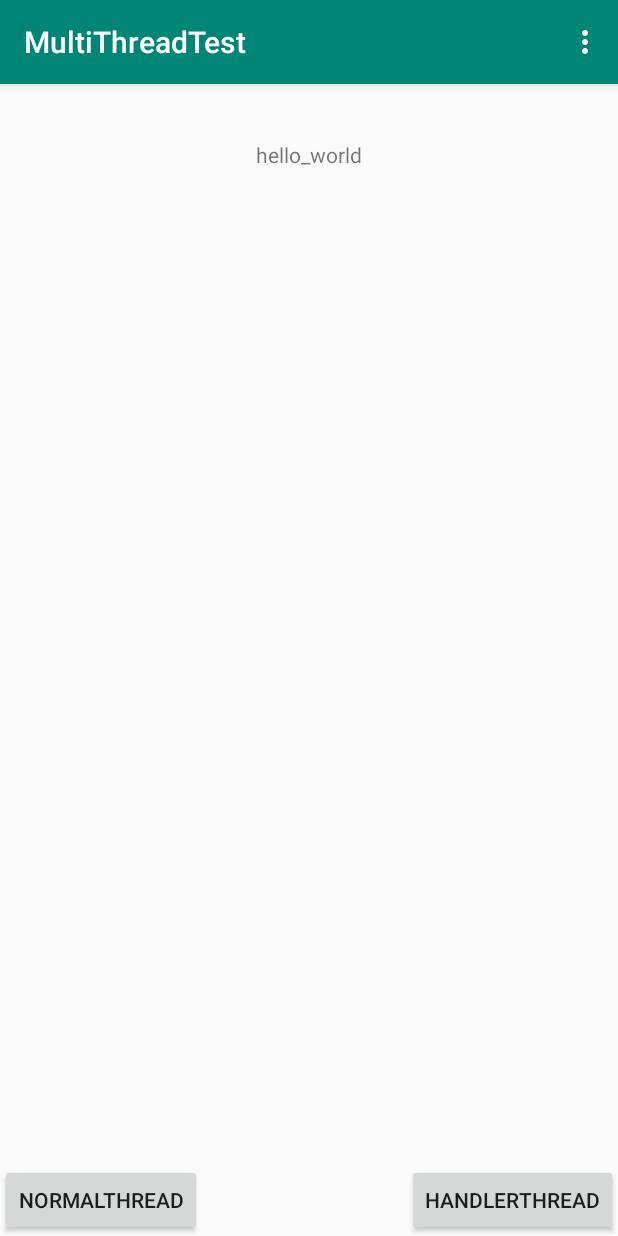
After one commit to jiacy/AndroidMultiThread, an Android app: the ThreadHandlerActivity screen opened directly, with no data from a screen before it, on a phone screen of 412 x 824 dp. The commit adds this screen. Run offline under Robolectric (Android 15) with nearby library versions, the phone set to English and light mode, and no system bars.

Commit message:
handlerThread activity

```diff
--- a/app/src/main/AndroidManifest.xml
+++ b/app/src/main/AndroidManifest.xml
@@ -18,6 +18,8 @@
 
         <activity android:name=".AsyncTaskActivity"
             android:screenOrientation="portrait"></activity>
+        <activity android:name=".ThreadHandlerActivity"
+            android:screenOrientation="portrait"></activity>
     </application>
 
 </manifest>
--- a/app/src/main/java/com/example/jiacy/multithreadtest/MainActivity.java
+++ b/app/src/main/java/com/example/jiacy/multithreadtest/MainActivity.java
@@ -31,7 +31,7 @@ public class MainActivity extends AppCompatActivity {
         handlerbutton.setOnClickListener(new View.OnClickListener() {
             @Override
             public void onClick(View v) {
-                Intent intent = new Intent(MainActivity.this, AsyncTaskActivity.class);
+                Intent intent = new Intent(MainActivity.this, ThreadHandlerActivity.class);
                 startActivity(intent);
             }
         });
--- /dev/null
+++ b/app/src/main/java/com/example/jiacy/multithreadtest/ThreadHandlerActivity.java
@@ -0,0 +1,124 @@
+package com.example.jiacy.multithreadtest;
+
+import android.os.Bundle;
+import android.support.v7.app.AppCompatActivity;
+import android.os.Handler;
+import android.os.HandlerThread;
+import android.os.Message;
+import android.os.Looper;
+import android.util.Log;
+import android.view.View;
+import android.view.Menu;
+
+public class ThreadHandlerActivity extends AppCompatActivity {
+
+    private Handler superHandler;
+    private Handler normalHandler;
+
+    @Override
+    protected void onCreate(Bundle saveInstanceState) {
+        super.onCreate(saveInstanceState);
+        setContentView(R.layout.handler_thread);
+
+        NormalThread normalThread = new NormalThread();
+        normalThread.start();
+
+        HandlerThread handlerThread = new HandlerThread("leochin.com");
+        handlerThread.start();
+
+        /*
+         * 将handlerThread中创建的looper传递给Handler。
+         *
+         * 也就意味着该Handler收到Message后，程序在HandlerThread创建的线程中运行
+         *
+         */
+        superHandler = new Handler(handlerThread.getLooper()){
+
+            @Override
+            public void handleMessage(Message msg) {
+                // TODO Auto-generated method stub
+                super.handleMessage(msg);
+
+                int what = msg.what;
+
+                if(what == 2){
+                    Log.d("wenhao",Thread.currentThread().getName()+" HandlerThread is OK");
+                }
+            }
+        };
+    }
+
+    /**
+     *
+     * 普通线程
+     *
+     */
+    class NormalThread extends Thread{
+
+        @Override
+        public void run() {
+            // TODO Auto-generated method stub
+
+            Looper.prepare();
+
+            normalHandler = new Handler(){
+
+                @Override
+                public void handleMessage(Message msg) {
+                    // TODO Auto-generated method stub
+                    super.handleMessage(msg);
+
+                    int what = msg.what;
+
+                    if(what == 1){
+                        Log.d("wenhao",Thread.currentThread().getName()+ " NormalThread is OK");
+                    }
+                }
+
+
+            };
+
+            Looper.loop();
+        }
+
+    }
+
+
+    /**
+     *
+     * 向普通线程发送数据
+     *
+     * @param view
+     */
+    public void normalThreadUse(View view){
+
+        if(normalHandler == null){
+            return;
+        }
+
+        normalHandler.sendEmptyMessage(1);
+    }
+
+    /**
+     *
+     * 向HandlerThread发送数据
+     *
+     * @param view
+     */
+    public void handlerThreadUse(View view){
+
+        if(superHandler == null){
+            return;
+        }
+
+        superHandler.sendEmptyMessage(2);
+    }
+
+    @Override
+    public boolean onCreateOptionsMenu(Menu menu) {
+        // Inflate the menu; this adds items to the action bar if it is present.
+        getMenuInflater().inflate(R.menu.main, menu);
+        return true;
+    }
+
+}
--- /dev/null
+++ b/app/src/main/res/layout/handler_thread.xml
@@ -0,0 +1,34 @@
+<RelativeLayout xmlns:android="http://schemas.android.com/apk/res/android"
+    xmlns:tools="http://schemas.android.com/tools"
+    android:layout_width="match_parent"
+    android:layout_height="match_parent"
+    tools:context=".MainActivity" >
+
+    <Button
+        android:id="@+id/main_normalthread_button"
+        android:layout_width="wrap_content"
+        android:layout_height="wrap_content"
+        android:layout_alignParentBottom="true"
+        android:layout_alignParentLeft="true"
+        android:text="NormalThread"
+        android:onClick="normalThreadUse" />
+
+    <Button
+        android:id="@+id/main_handlerthread_button"
+        android:layout_width="wrap_content"
+        android:layout_height="wrap_content"
+        android:layout_alignBottom="@+id/main_normalthread_button"
+        android:layout_alignParentRight="true"
+        android:text="HandlerThread"
+        android:onClick="handlerThreadUse" />
+
+    <TextView
+        android:id="@+id/main_show_textview"
+        android:layout_width="wrap_content"
+        android:layout_height="wrap_content"
+        android:layout_alignParentTop="true"
+        android:layout_centerHorizontal="true"
+        android:layout_marginTop="37dp"
+        android:text="hello_world" />
+
+</RelativeLayout>
--- /dev/null
+++ b/app/src/main/res/menu/main.xml
@@ -0,0 +1,9 @@
+<menu xmlns:android="http://schemas.android.com/apk/res/android" >
+
+    <item
+        android:id="@+id/action_settings"
+        android:orderInCategory="100"
+        android:showAsAction="never"
+        android:title="action_settings"/>
+
+</menu>
```
Also changed, not shown: 1 other file.
